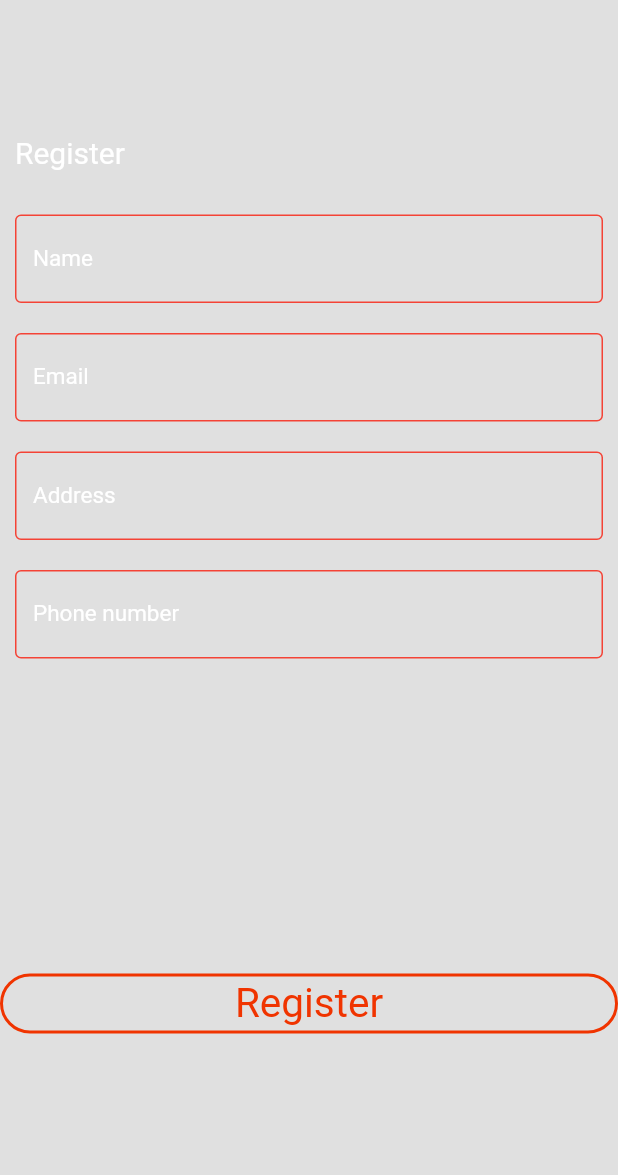
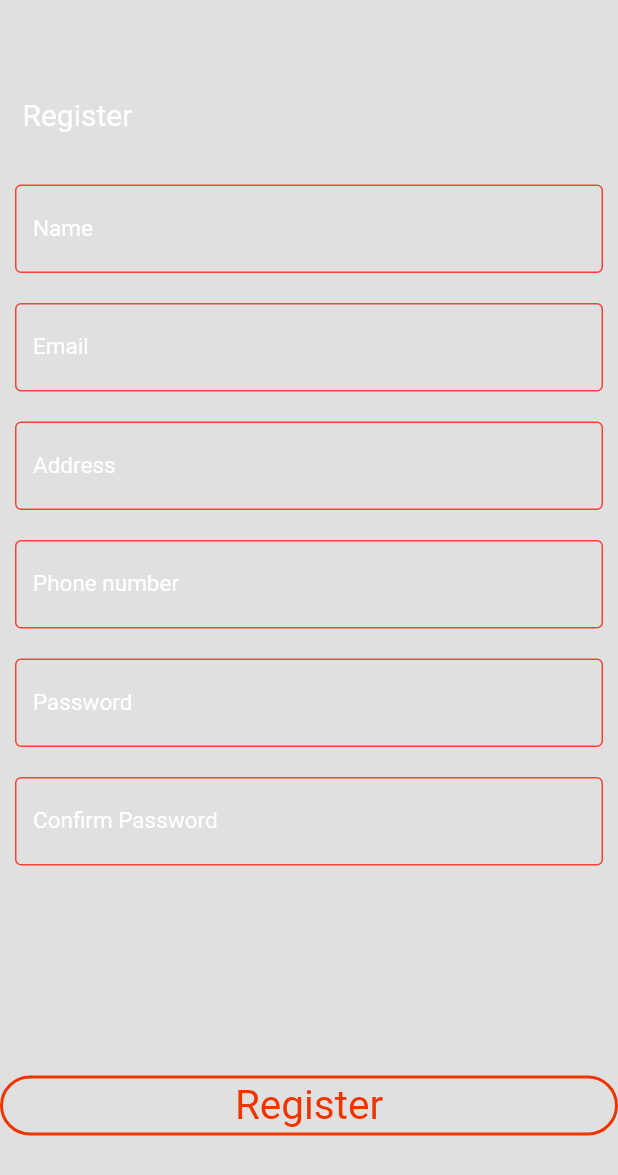
Before and after one commit to yeabseras7/Cinema_Flutter_App, a Flutter app: the Register screen opened directly, on a phone screen of 412 x 824 dp. Shown: the top 1175 px of the screen. Run offline on Flutter 3.47's test engine with Material 2 defaults, Android fonts, the light colour scheme and no system bars; drawn by our look-alikes of getwidget; our stand-ins replace animated_splash_screen, google_fonts.

Commit message:
register done done

```diff
--- a/lib/register.dart
+++ b/lib/register.dart
@@ -11,13 +11,13 @@ class Register extends StatelessWidget {
   Widget build(BuildContext context) {
     return Scaffold(
       backgroundColor: Colors.black12,
-      body: SafeArea(
+      body: SingleChildScrollView(
         child: Column(
           children: [
-            const SizedBox(height: 80),
+            const SizedBox(height: 50),
             Container(
                 alignment: Alignment.topLeft,
-                padding: const EdgeInsets.all(10),
+                padding: const EdgeInsets.all(15),
                 child: const Text(
                   'Register',
                   style: TextStyle(fontSize: 20, color: Colors.white),
@@ -29,7 +29,7 @@ class Register extends StatelessWidget {
               padding: const EdgeInsets.all(10),
               child: TextFormField(
                 style: const TextStyle(color: Colors.white),
-                obscureText: true,
+                obscureText: false,
                 decoration: const InputDecoration(
                   border: UnderlineInputBorder(),
                   labelText: 'Name',
@@ -45,7 +45,7 @@ class Register extends StatelessWidget {
               padding: const EdgeInsets.all(10),
               child: TextFormField(
                 style: const TextStyle(color: Colors.white),
-                obscureText: true,
+                obscureText: false,
                 decoration: const InputDecoration(
                   border: UnderlineInputBorder(),
                   labelText: 'Email',
@@ -61,7 +61,7 @@ class Register extends StatelessWidget {
               padding: const EdgeInsets.all(10),
               child: TextFormField(
                 style: const TextStyle(color: Colors.white),
-                obscureText: true,
+                obscureText: false,
                 decoration: const InputDecoration(
                   border: UnderlineInputBorder(),
                   labelText: 'Address',
@@ -77,7 +77,7 @@ class Register extends StatelessWidget {
               padding: const EdgeInsets.all(10),
               child: TextFormField(
                 style: const TextStyle(color: Colors.white),
-                obscureText: true,
+                obscureText: false,
                 decoration: const InputDecoration(
                   border: UnderlineInputBorder(),
                   labelText: 'Phone number',
@@ -89,8 +89,44 @@ class Register extends StatelessWidget {
                 ),
               ),
             ),
-            const SizedBox(
-              height: 200,
+            Container(
+              padding: const EdgeInsets.all(10),
+              child: TextFormField(
+                style: const TextStyle(color: Colors.white),
+                obscureText: true,
+                decoration: const InputDecoration(
+                  border: UnderlineInputBorder(),
+                  labelText: 'Password',
+                  labelStyle: TextStyle(color: Colors.white, fontSize: 15),
+                  enabledBorder: OutlineInputBorder(
+                      borderSide: BorderSide(color: Colors.red)),
+                  focusedBorder: OutlineInputBorder(
+                      borderSide: BorderSide(color: Colors.red)),
+                ),
+              ),
+            ),
+            Container(
+              padding: const EdgeInsets.all(10),
+              child: TextFormField(
+                style: const TextStyle(color: Colors.white),
+                obscureText: true,
+                decoration: const InputDecoration(
+                  border: UnderlineInputBorder(),
+                  labelText: 'Confirm Password',
+                  labelStyle: TextStyle(color: Colors.white, fontSize: 15),
+                  enabledBorder: OutlineInputBorder(
+                      borderSide: BorderSide(color: Colors.red)),
+                  focusedBorder: OutlineInputBorder(
+                      borderSide: BorderSide(color: Colors.red)),
+                ),
+              ),
+            ),
+            const Center(
+              child: Expanded(
+                child: SizedBox(
+                  height: 130,
+                ),
+              ),
             ),
             Row(
               children: [
@@ -114,7 +150,7 @@ class Register extends StatelessWidget {
                   ),
                 ),
               ],
-            )
+            ),
           ],
         ),
       ),
```
